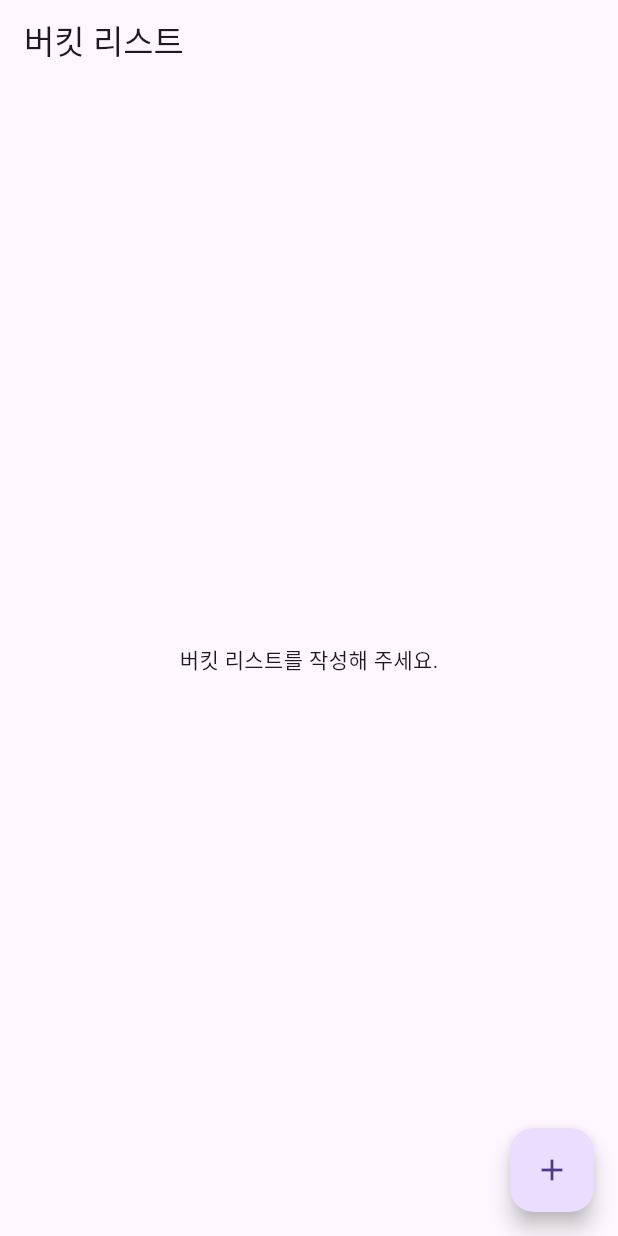
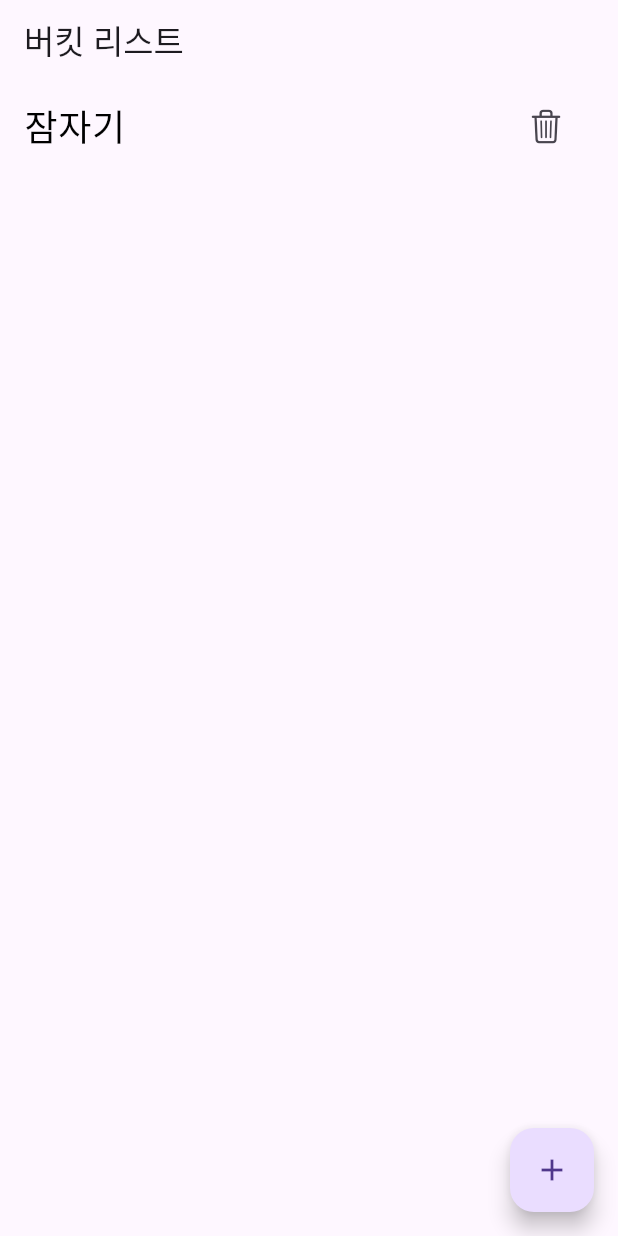
Before and after one commit to AlanKangD/flutter_bucketList_provider, a Flutter app: the screen it shows after launch, on a phone screen of 412 x 824 dp. Run offline on Flutter 3.47's test engine with Material 3 defaults, Android fonts, the phone set to English and light mode, and no system bars.

```diff
--- /dev/null
+++ b/lib/bucket_service.dart
@@ -0,0 +1,15 @@
+import 'package:flutter/material.dart';
+
+import 'main.dart';
+
+/// Bucket 담당
+class BucketService extends ChangeNotifier {
+  List<Bucket> bucketList = [
+    Bucket('잠자기', false), // 더미(dummy) 데이터
+  ];
+
+  void createBucket(String job) {
+    bucketList.add(Bucket(job, false));
+    notifyListeners(); // 모든 Consumer<BucketService> 의  builder 함수 호출 하는 메소드
+  }
+}
--- a/lib/main.dart
+++ b/lib/main.dart
@@ -1,9 +1,16 @@
+import 'package:bucket_list_with_provider/bucket_service.dart';
 import 'package:flutter/cupertino.dart';
 import 'package:flutter/material.dart';
+import 'package:provider/provider.dart';
 
 void main() {
   runApp(
-    const MyApp(),
+    MultiProvider(
+      providers: [
+        ChangeNotifierProvider(create: (context) => BucketService()),
+      ],
+      child: const MyApp(),
+    ),
   );
 }
 
@@ -33,11 +40,44 @@ class HomePage extends StatelessWidget {
 
   @override
   Widget build(BuildContext context) {
+    return Consumer<BucketService>(
+      builder: (context, bucketService, child) {
+        List<Bucket> bucketList = bucketService.bucketList;
         return Scaffold(
           appBar: AppBar(
             title: Text("버킷 리스트"),
           ),
-      body: Center(child: Text("버킷 리스트를 작성해 주세요.")),
+          body: bucketList.isEmpty
+              ? Center(child: Text("버킷 리스트를 작성해 주세요."))
+              : ListView.builder(
+                  itemCount: bucketList.length, // bucketList 개수 만큼 보여주기
+                  itemBuilder: (context, index) {
+                    var bucket = bucketList[index]; // index에 해당하는 bucket 가져오기
+                    return ListTile(
+                      // 버킷 리스트 할 일
+                      title: Text(
+                        bucket.job,
+                        style: TextStyle(
+                          fontSize: 24,
+                          color: bucket.isDone ? Colors.grey : Colors.black,
+                          decoration: bucket.isDone
+                              ? TextDecoration.lineThrough
+                              : TextDecoration.none,
+                        ),
+                      ),
+                      // 삭제 아이콘 버튼
+                      trailing: IconButton(
+                        icon: Icon(CupertinoIcons.delete),
+                        onPressed: () {
+                          // 삭제 버튼 클릭시
+                        },
+                      ),
+                      onTap: () {
+                        // 아이템 클릭시
+                      },
+                    );
+                  },
+                ),
           floatingActionButton: FloatingActionButton(
             child: Icon(Icons.add),
             onPressed: () {
@@ -48,6 +88,8 @@ class HomePage extends StatelessWidget {
               );
             },
           ),
+        );
+      },
     );
   }
 }
@@ -116,6 +158,10 @@ class _CreatePageState extends State<CreatePage> {
                     setState(() {
                       error = null; // 내용이 있는 경우 에러 메세지 숨기기
                     });
+                    // BucketService 가져오기
+                    BucketService bucketService = context.read<BucketService>();
+                    bucketService.createBucket(job);
+
                     Navigator.pop(context); // 화면을 종료합니다.
                   }
                 },
```
Lines whose indentation alone changed are shown as unchanged.
